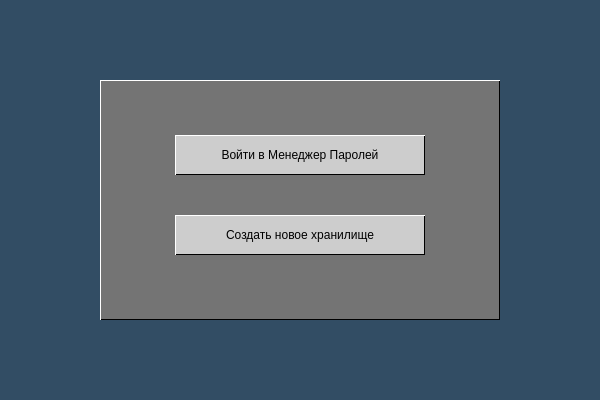
Old version of the form frontend/pm_start.ui in the repository Kvazitropter/password-manager.
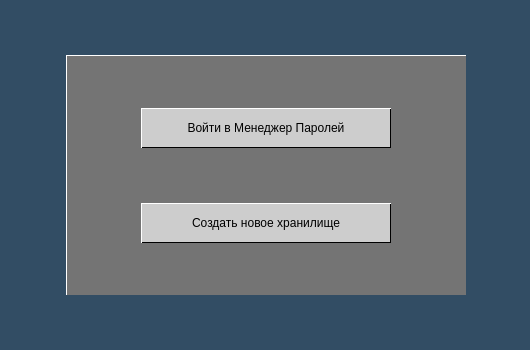
New version of the form. Icons and pictures are not drawn.

Diff of the .ui file:
```diff
--- a/frontend/pm_start.ui
+++ b/frontend/pm_start.ui
@@ -6,8 +6,8 @@
    <rect>
     <x>0</x>
     <y>0</y>
-    <width>600</width>
-    <height>400</height>
+    <width>530</width>
+    <height>350</height>
    </rect>
   </property>
   <property name="windowTitle">
@@ -20,15 +20,50 @@
 
 </string>
   </property>
+  <widget class="QLabel" name="key_image">
+   <property name="geometry">
+    <rect>
+     <x>15</x>
+     <y>18</y>
+     <width>71</width>
+     <height>111</height>
+    </rect>
+   </property>
+   <property name="styleSheet">
+    <string notr="true">background-color: none;
+</string>
+   </property>
+   <property name="text">
+    <string/>
+   </property>
+   <property name="pixmap">
+    <pixmap resource="res-rc.qrc">:/key/images/key.png</pixmap>
+   </property>
+   <property name="scaledContents">
+    <bool>true</bool>
+   </property>
+  </widget>
   <widget class="QWidget" name="widget_container" native="true">
    <property name="geometry">
     <rect>
-     <x>100</x>
-     <y>80</y>
+     <x>66</x>
+     <y>55</y>
      <width>400</width>
      <height>240</height>
     </rect>
    </property>
+   <property name="sizePolicy">
+    <sizepolicy hsizetype="Fixed" vsizetype="Fixed">
+     <horstretch>0</horstretch>
+     <verstretch>0</verstretch>
+    </sizepolicy>
+   </property>
+   <property name="minimumSize">
+    <size>
+     <width>400</width>
+     <height>240</height>
+    </size>
+   </property>
    <property name="styleSheet">
     <string notr="true">background-color: #747474;
 border: 1px solid #000;
@@ -36,14 +71,41 @@
 border-left-color: #fff;
 </string>
    </property>
+   <widget class="QWidget" name="gridLayoutWidget">
+    <property name="geometry">
+     <rect>
+      <x>0</x>
+      <y>0</y>
+      <width>401</width>
+      <height>241</height>
+     </rect>
+    </property>
+    <layout class="QGridLayout" name="gridLayout_2">
+     <property name="leftMargin">
+      <number>4</number>
+     </property>
+     <property name="topMargin">
+      <number>4</number>
+     </property>
+     <property name="rightMargin">
+      <number>4</number>
+     </property>
+     <property name="bottomMargin">
+      <number>4</number>
+     </property>
+     <item row="0" column="0">
    <widget class="QPushButton" name="btn_login">
-    <property name="geometry">
-     <rect>
-      <x>75</x>
-      <y>55</y>
+       <property name="sizePolicy">
+        <sizepolicy hsizetype="Fixed" vsizetype="Fixed">
+         <horstretch>0</horstretch>
+         <verstretch>0</verstretch>
+        </sizepolicy>
+       </property>
+       <property name="minimumSize">
+        <size>
       <width>250</width>
       <height>40</height>
-     </rect>
+        </size>
     </property>
     <property name="cursor">
      <cursorShape>PointingHandCursor</cursorShape>
@@ -65,14 +127,20 @@
      <string>Войти в Менеджер Паролей</string>
     </property>
    </widget>
+     </item>
+     <item row="1" column="0">
    <widget class="QPushButton" name="btn_signup">
-    <property name="geometry">
-     <rect>
-      <x>75</x>
-      <y>135</y>
+       <property name="sizePolicy">
+        <sizepolicy hsizetype="Fixed" vsizetype="Fixed">
+         <horstretch>0</horstretch>
+         <verstretch>0</verstretch>
+        </sizepolicy>
+       </property>
+       <property name="minimumSize">
+        <size>
       <width>250</width>
       <height>40</height>
-     </rect>
+        </size>
     </property>
     <property name="cursor">
      <cursorShape>PointingHandCursor</cursorShape>
@@ -94,23 +162,9 @@
      <string>Создать новое хранилище</string>
     </property>
    </widget>
-  </widget>
-  <widget class="QLabel" name="key_image">
-   <property name="geometry">
-    <rect>
-     <x>30</x>
-     <y>30</y>
-     <width>100</width>
-     <height>156</height>
-    </rect>
-   </property>
-   <property name="styleSheet">
-    <string notr="true">background-color: none;
-</string>
-   </property>
-   <property name="text">
-    <string>&lt;html&gt;&lt;head/&gt;&lt;body&gt;&lt;p&gt;&lt;img src=&quot;:/key/images/key.png&quot;/&gt;&lt;/p&gt;&lt;/body&gt;&lt;/html&gt;</string>
-   </property>
+     </item>
+    </layout>
+   </widget>
   </widget>
   <zorder>key_image</zorder>
   <zorder>widget_container</zorder>
```
Left out of the diff: 2 changed lines with no effect on the pictures. Lines whose indentation alone changed are shown as unchanged.
